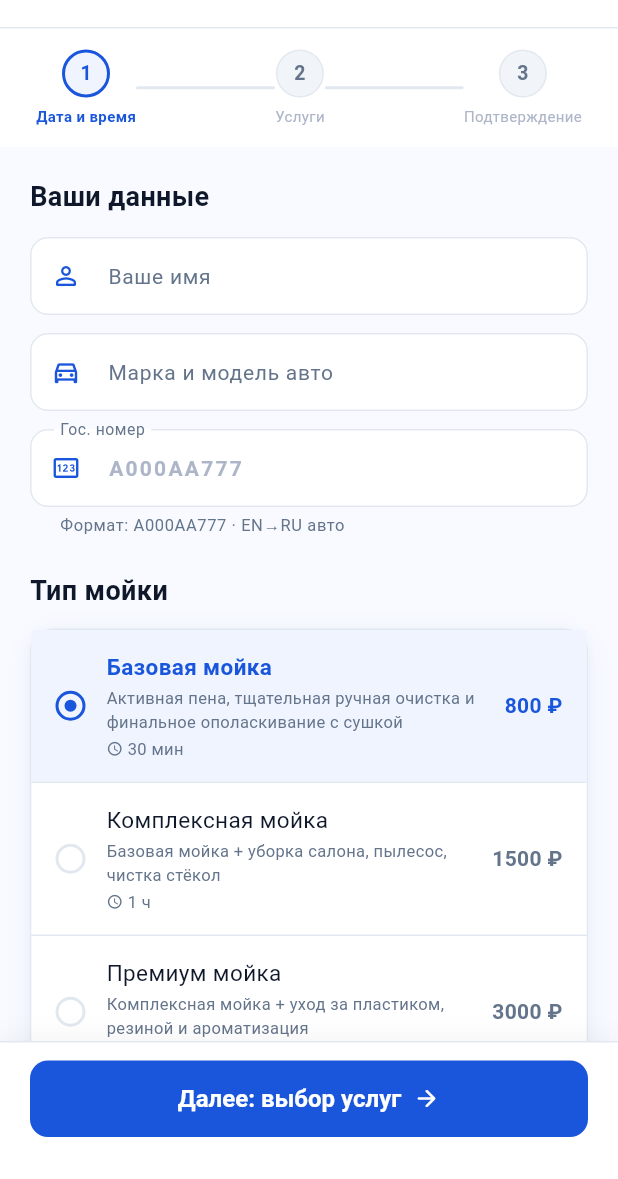
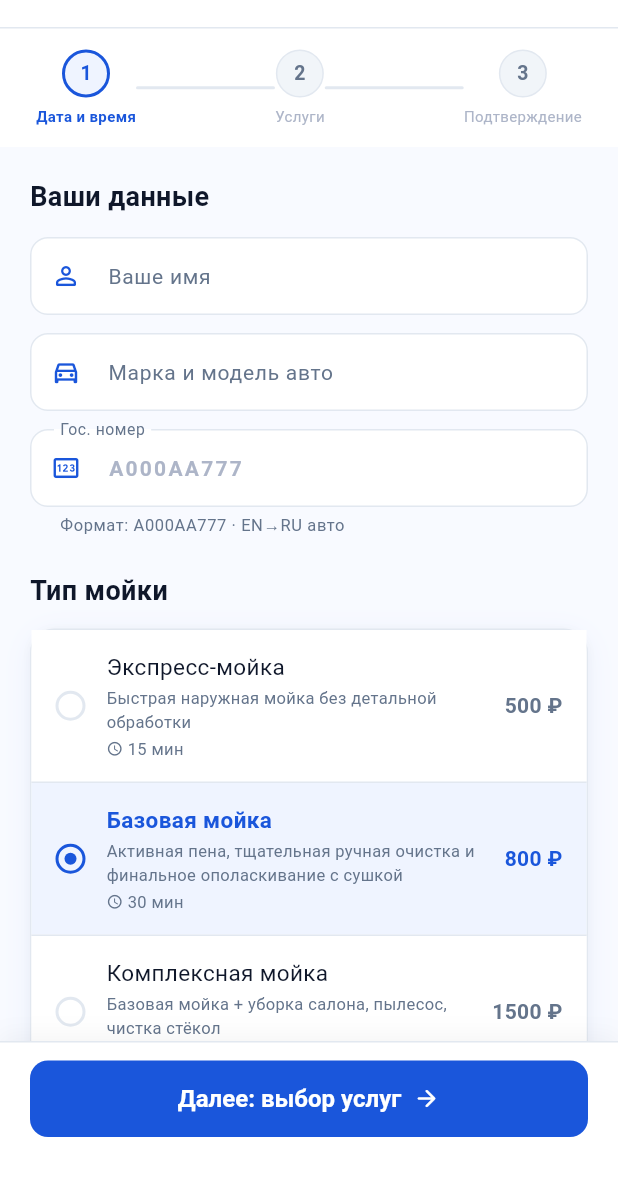
Before and after one commit to LaN1T/LanWash, a Flutter app: the BookingWizardScreen screen opened directly, swiped to page 2, on a phone screen of 412 x 824 dp, the part 57-1236 px from its top. Run offline on Flutter 3.47's test engine with Material 3 defaults, Android fonts, the phone set to English and light mode, and no system bars; our stand-ins replace shared_preferences, sqflite, sqflite_common_ffi; accounts and stored records are empty; network calls fail.

Commit message:
"?" в дополнительных услугах, исправить услуги в БД

```diff
--- a/lib/models/appointment.dart
+++ b/lib/models/appointment.dart
@@ -1,18 +1,20 @@
 import 'dart:convert';
 
-enum WashType { basic, complex, premium }
+enum WashType { express, basic, complex, premium }
 
 extension WashTypeX on WashType {
   String get displayName => switch (this) {
     WashType.basic   => 'Базовая мойка',
     WashType.complex => 'Комплексная мойка',
     WashType.premium => 'Премиум мойка',
+    WashType.express => 'Экспресс-мойка',
   };
 
   String get description => switch (this) {
     WashType.basic   => 'Активная пена, тщательная ручная очистка и финальное ополаскивание с сушкой',
     WashType.complex => 'Базовая мойка + уборка салона, пылесос, чистка стёкол',
     WashType.premium => 'Комплексная мойка + уход за пластиком, резиной и ароматизация',
+    WashType.express => 'Быстрая наружная мойка без детальной обработки',
   };
 
   /// Услуги, автоматически включённые в тип мойки (не влияют на цену)
@@ -20,12 +22,14 @@ extension WashTypeX on WashType {
     WashType.basic   => [],
     WashType.complex => ['Пылесосная уборка'],
     WashType.premium => ['Чернение шин', 'Ароматизация', 'Пылесосная уборка'],
+    WashType.express => [],
   };
 
   int get durationMinutes => switch (this) {
     WashType.basic   => 30,
     WashType.complex => 60,
     WashType.premium => 90,
+    WashType.express => 15,
   };
 
   String get durationLabel {
@@ -39,6 +43,7 @@ extension WashTypeX on WashType {
     WashType.basic   => 800,
     WashType.complex => 1500,
     WashType.premium => 3000,
+    WashType.express => 500,
   };
 
   static WashType fromString(String v) =>
@@ -58,10 +63,10 @@ class Appointment {
   bool isFavorite;
   String ownerUsername;
   int promoPrice;
-  int paidPrice;     // Актуальная цена (обновляется при изменении админом)
-  int originalPrice; // Цена при создании (никогда не меняется)
-  bool isModifiedByAdmin; // Флаг: запись изменена админом, клиент ещё не видел
-  List<String> assignedWashers; // Назначенные мойщики (до 3, usernames)
+  int paidPrice;
+  int originalPrice;
+  bool isModifiedByAdmin;
+  List<String> assignedWashers;
 
   Appointment({
     required this.id,
@@ -128,7 +133,6 @@ class Appointment {
         final decoded = jsonDecode(v);
         if (decoded is List) return List<String>.from(decoded);
       } catch (_) {
-        // Старый формат — одно имя
         if (v.isNotEmpty) return [v];
       }
     }
@@ -160,10 +164,8 @@ class Appointment {
     assignedWashers: assignedWashers ?? List.from(this.assignedWashers),
   );
 
-  /// true если админ изменил цену относительно изначальной
   bool get priceChanged => originalPrice > 0 && paidPrice != originalPrice;
 
-  /// Итоговая цена — если сохранена, возвращаем её, иначе вычисляем на основе каталога услуг
   int calculateTotalPrice(List<dynamic> allServices) {
     if (paidPrice > 0) return paidPrice;
 
--- a/lib/screens/client/booking_wizard_screen.dart
+++ b/lib/screens/client/booking_wizard_screen.dart
@@ -814,19 +814,38 @@ class _Step2 extends StatelessWidget {
                                   color: Colors.white, size: 13) : null,
                         ),
                         const SizedBox(width: 12),
-                        // Название + длительность
-                        Expanded(child: Column(
+                        // Название + иконка помощи
+                        Expanded(
+                          child: Column(
                             crossAxisAlignment: CrossAxisAlignment.start,
+                            children: [
+                              Row(
                                 children: [
                                   Text(s, style: TextStyle(
                                     color: checked ? AppStyles.primary : AppStyles.textPrimary,
                                     fontSize: 14,
                                     fontWeight: checked ? FontWeight.w500 : FontWeight.normal,
                                   )),
+                                  const SizedBox(width: 6),
+                                  Builder(builder: (context) {
+                                    final svc = provider.services.firstWhere(
+                                      (srv) => srv.name == s,
+                                      orElse: () => Service(id: '0', name: s, description: 'Описание услуги пока не добавлено', price: 0,
+                          durationMinutes: 0, category: '', isFavorite: false, isFromApi: false)
+                                    );
+                                    return Tooltip(
+                                      message: svc.description,
+                                      triggerMode: TooltipTriggerMode.tap,
+                                      child: const Icon(Icons.help_outline, size: 14, color: AppStyles.textSecondary),
+                                    );
+                                  }),
+                                ],
+                              ),
                               if (dur != null)
-                            Text(dur, style: const TextStyle(
-                                color: AppStyles.textSecondary, fontSize: 11)),
-                        ])),
+                                Text(dur, style: const TextStyle(color: AppStyles.textSecondary, fontSize: 11)),
+                            ],
+                          ),
+                        ),
                         // Метка: «Включено», «Задано акцией» или цена
                         if (isWashIncluded)
                           Container(
--- a/lib/screens/client/client_shell.dart
+++ b/lib/screens/client/client_shell.dart
@@ -7,6 +7,7 @@ import '../profile_screen.dart';
 import 'client_home_screen.dart';
 import 'my_bookings_screen.dart';
 import 'client_favorites_screen.dart';
+import '../services_screen.dart';
 
 class ClientShell extends StatefulWidget {
   const ClientShell({super.key});
@@ -182,6 +183,7 @@ class _ClientShellState extends State<ClientShell> {
         _drawerItem(ctx, 2, Icons.star_outline,
             Icons.star_rounded, 'Избранное',
             favCount > 0 ? '$favCount' : null),
+
         const Divider(color: AppStyles.border, indent: 16, endIndent: 16),
         // Профиль
         Padding(
--- a/lib/screens/client/my_bookings_screen.dart
+++ b/lib/screens/client/my_bookings_screen.dart
@@ -8,12 +8,14 @@ import '../../providers/auth_provider.dart';
 
 // Хелпер — не зависит от extension, работает надёжно на web
 String _washName(WashType t) => switch (t) {
+  WashType.express => 'Экспресс-мойка',
   WashType.basic   => 'Базовая мойка',
   WashType.complex => 'Комплексная мойка',
   WashType.premium => 'Премиум мойка',
 };
 
 int _washPrice(WashType t) => switch (t) {
+  WashType.express => 500,
   WashType.basic   => 800,
   WashType.complex => 1500,
   WashType.premium => 3000,
--- a/lib/services/database_service.dart
+++ b/lib/services/database_service.dart
@@ -275,24 +275,23 @@ class DatabaseService {
     {'id':'s1','name':'Базовая мойка кузова','description':'Предварительная обработка, ручная мойка с профессиональными средствами, полоскание, очистка дисков и арок, сушка.','price':800,'durationMinutes':30,'category':'Мойка кузова','isFavorite':0,'isFromApi':0},
     {'id':'s2','name':'Комплексная мойка + салон','description':'Внешняя мойка кузова плюс полная уборка салона: пылесосная обработка, влажная уборка всех поверхностей, чистка стёкол изнутри.','price':1500,'durationMinutes':60,'category':'Мойка кузова','isFavorite':0,'isFromApi':0},
     {'id':'s3','name':'Экспресс-мойка','description':'Быстрая наружная мойка без детальной обработки. Идеально для поддержания ежедневной чистоты.','price':500,'durationMinutes':15,'category':'Мойка кузова','isFavorite':0,'isFromApi':0},
-    {'id':'s4','name':'Мойка с активной пеной','description':'Мойка кузова с применением активной пены и профессиональной химии для стойких загрязнений.','price':1100,'durationMinutes':45,'category':'Мойка кузова','isFavorite':0,'isFromApi':0},
-    {'id':'s5','name':'Очистка колёсных дисков','description':'Специализированная чистка дисков от тормозной пыли и нагара.','price':400,'durationMinutes':20,'category':'Мойка кузова','isFavorite':0,'isFromApi':0},
-    {'id':'s6','name':'Мойка двигателя','description':'Профессиональная очистка двигательного отсека от масла и грязи.','price':1500,'durationMinutes':60,'category':'Мойка кузова','isFavorite':0,'isFromApi':0},
-    {'id':'s7','name':'Полировка стёкол снаружи','description':'Финальная полировка наружных стёкол для максимальной прозрачности и блеска.','price':500,'durationMinutes':20,'category':'Обработка стёкол','isFavorite':0,'isFromApi':0},
-    {'id':'s8','name':'Антидождь на стёкла','description':'Нанесение гидрофобного состава на стёкла, обеспечивающего отталкивание воды.','price':600,'durationMinutes':25,'category':'Обработка стёкол','isFavorite':0,'isFromApi':0},
-    {'id':'s9','name':'Нанесение защитного воска','description':'Нанесение профессионального защитного воска на кузов для защиты ЛКП.','price':1200,'durationMinutes':45,'category':'Защитные покрытия','isFavorite':0,'isFromApi':0},
-    {'id':'s10','name':'Нанесение силанта','description':'Нанесение силантового покрытия для долговременной защиты кузова. Срок действия до 6 месяцев.','price':2000,'durationMinutes':90,'category':'Защитные покрытия','isFavorite':0,'isFromApi':0},
-    {'id':'s11','name':'Керамическое покрытие','description':'Профессиональное нанесение керамического покрытия. Максимальная защита ЛКП сроком до 2 лет.','price':15000,'durationMinutes':480,'category':'Защитные покрытия','isFavorite':0,'isFromApi':0},
-    {'id':'s12','name':'Нанесение тефлона','description':'Нанесение тефлонового покрытия для защиты кузова и стойкого блеска.','price':3000,'durationMinutes':120,'category':'Защитные покрытия','isFavorite':0,'isFromApi':0},
-    {'id':'s13','name':'Удаление битума и смол','description':'Профессиональное удаление следов битума, смолы, насекомых с кузова.','price':700,'durationMinutes':30,'category':'Специальные услуги','isFavorite':0,'isFromApi':0},
-    {'id':'s14','name':'Чернение шин','description':'Нанесение специального состава на боковины шин — восстанавливает чёрный цвет и глянцевый блеск.','price':300,'durationMinutes':15,'category':'Специальные услуги','isFavorite':0,'isFromApi':0},
-    {'id':'s15','name':'Пылесосная уборка салона','description':'Тщательная пылесосная обработка салона: сиденья, напольные покрытия, багажник.','price':500,'durationMinutes':25,'category':'Уход за салоном','isFavorite':0,'isFromApi':0},
-    {'id':'s16','name':'Влажная уборка салона','description':'Обработка всех поверхностей салона специализированными средствами.','price':800,'durationMinutes':40,'category':'Уход за салоном','isFavorite':0,'isFromApi':0},
-    {'id':'s17','name':'Химчистка салона','description':'Глубокая чистка тканевых и кожаных поверхностей профессиональной химией.','price':3500,'durationMinutes':180,'category':'Уход за салоном','isFavorite':0,'isFromApi':0},
-    {'id':'s18','name':'Химчистка кожи','description':'Специализированная очистка и кондиционирование кожаного салона.','price':5000,'durationMinutes':240,'category':'Уход за салоном','isFavorite':0,'isFromApi':0},
-    {'id':'s19','name':'Ароматизация салона','description':'Нанесение стойкого ароматизатора. Широкий выбор ароматов.','price':300,'durationMinutes':15,'category':'Уход за салоном','isFavorite':0,'isFromApi':0},
-    {'id':'s20','name':'Озонирование салона','description':'Обработка салона озоном для полного устранения запахов и дезинфекции.','price':1000,'durationMinutes':60,'category':'Уход за салоном','isFavorite':0,'isFromApi':0},
-    {'id':'s21','name':'Детейлинг кузова','description':'Полный комплекс детальной обработки: полировка кузова, нанесение защитного покрытия.','price':8000,'durationMinutes':360,'category':'Детейлинг','isFavorite':0,'isFromApi':0},
-    {'id':'s22','name':'Полировка кузова','description':'Машинная полировка ЛКП для устранения мелких царапин и восстановления блеска.','price':5000,'durationMinutes':240,'category':'Детейлинг','isFavorite':0,'isFromApi':0},
+    {'id':'s4','name':'Обработка арок','description':'Глубокая очистка колесных арок с применением специализированного состава. Удаляет дорожный битум, стойкие загрязнения,'
+    'тормозную пыль и реагенты. Предотвращает коррозию металла и придает деталям подвески ухоженный вид.','price':600,'durationMinutes':20,'category':'Специальные услуги','isFavorite':0,'isFromApi':0},
+    {'id':'s5','name':'Мойка двигателя','description':'Профессиональная очистка двигательного отсека от масла и грязи.','price':1500,'durationMinutes':60,'category':'Мойка кузова','isFavorite':0,'isFromApi':0},
+    {'id':'s6','name':'Полировка стёкол снаружи','description':'Финальная полировка наружных стёкол для максимальной прозрачности и блеска.','price':500,'durationMinutes':20,'category':'Обработка стёкол','isFavorite':0,'isFromApi':0},
+    {'id':'s7','name':'Антидождь на стёкла','description':'Нанесение гидрофобного состава на стёкла, обеспечивающего отталкивание воды.','price':600,'durationMinutes':25,'category':'Обработка стёкол','isFavorite':0,'isFromApi':0},
+    {'id':'s8','name':'Нанесение защитного воска','description':'Нанесение профессионального защитного воска на кузов для защиты ЛКП.','price':1200,'durationMinutes':45,'category':'Защитные покрытия','isFavorite':0,'isFromApi':0},
+    {'id':'s9','name':'Нанесение силанта','description':'Нанесение силантового покрытия для долговременной защиты кузова. Срок действия до 6 месяцев.','price':2000,'durationMinutes':90,'category':'Защитные покрытия','isFavorite':0,'isFromApi':0},
+    {'id':'s10','name':'Керамическое покрытие','description':'Профессиональное нанесение керамического покрытия. Максимальная защита ЛКП сроком до 2 лет.','price':15000,'durationMinutes':480,'category':'Защитные покрытия','isFavorite':0,'isFromApi':0},
+    {'id':'s11','name':'Нанесение тефлона','description':'Нанесение тефлонового покрытия для защиты кузова и стойкого блеска.','price':3000,'durationMinutes':120,'category':'Защитные покрытия','isFavorite':0,'isFromApi':0},
+    {'id':'s12','name':'Удаление битума и смол','description':'Профессиональное удаление следов битума, смолы, насекомых с кузова.','price':700,'durationMinutes':30,'category':'Специальные услуги','isFavorite':0,'isFromApi':0},
+    {'id':'s13','name':'Чернение шин','description':'Нанесение специального состава на боковины шин — восстанавливает чёрный цвет и глянцевый блеск.','price':300,'durationMinutes':15,'category':'Специальные услуги','isFavorite':0,'isFromApi':0},
+    {'id':'s14','name':'Пылесосная уборка салона','description':'Тщательная пылесосная обработка салона: сиденья, напольные покрытия, багажник.','price':500,'durationMinutes':25,'category':'Уход за салоном','isFavorite':0,'isFromApi':0},
+    {'id':'s15','name':'Химчистка салона','description':'Глубокая чистка тканевых и кожаных поверхностей профессиональной химией.','price':3500,'durationMinutes':180,'category':'Уход за салоном','isFavorite':0,'isFromApi':0},
+    {'id':'s16','name':'Химчистка кожи','description':'Специализированная очистка и кондиционирование кожаного салона.','price':5000,'durationMinutes':240,'category':'Уход за салоном','isFavorite':0,'isFromApi':0},
+    {'id':'s17','name':'Ароматизация салона','description':'Нанесение стойкого ароматизатора. Широкий выбор ароматов.','price':300,'durationMinutes':15,'category':'Уход за салоном','isFavorite':0,'isFromApi':0},
+    {'id':'s18','name':'Озонирование салона','description':'Обработка салона озоном для полного устранения запахов и дезинфекции.','price':1000,'durationMinutes':60,'category':'Уход за салоном','isFavorite':0,'isFromApi':0},
+    {'id':'s19','name':'Детейлинг кузова','description':'Полный комплекс детальной обработки: полировка кузова, нанесение защитного покрытия.','price':8000,'durationMinutes':360,'category':'Детейлинг','isFavorite':0,'isFromApi':0},
+    {'id':'s20','name':'Полировка кузова','description':'Машинная полировка ЛКП для устранения мелких царапин и восстановления блеска.','price':5000,'durationMinutes':240,'category':'Детейлинг','isFavorite':0,'isFromApi':0},
   ];
 }
```
Also changed, not shown: lib/screens/add_edit_appointment_screen.dart (+4 -8 lines), lib/screens/services_screen.dart (+12 -14 lines), 1 other file. Lines whose indentation alone changed are shown as unchanged.
